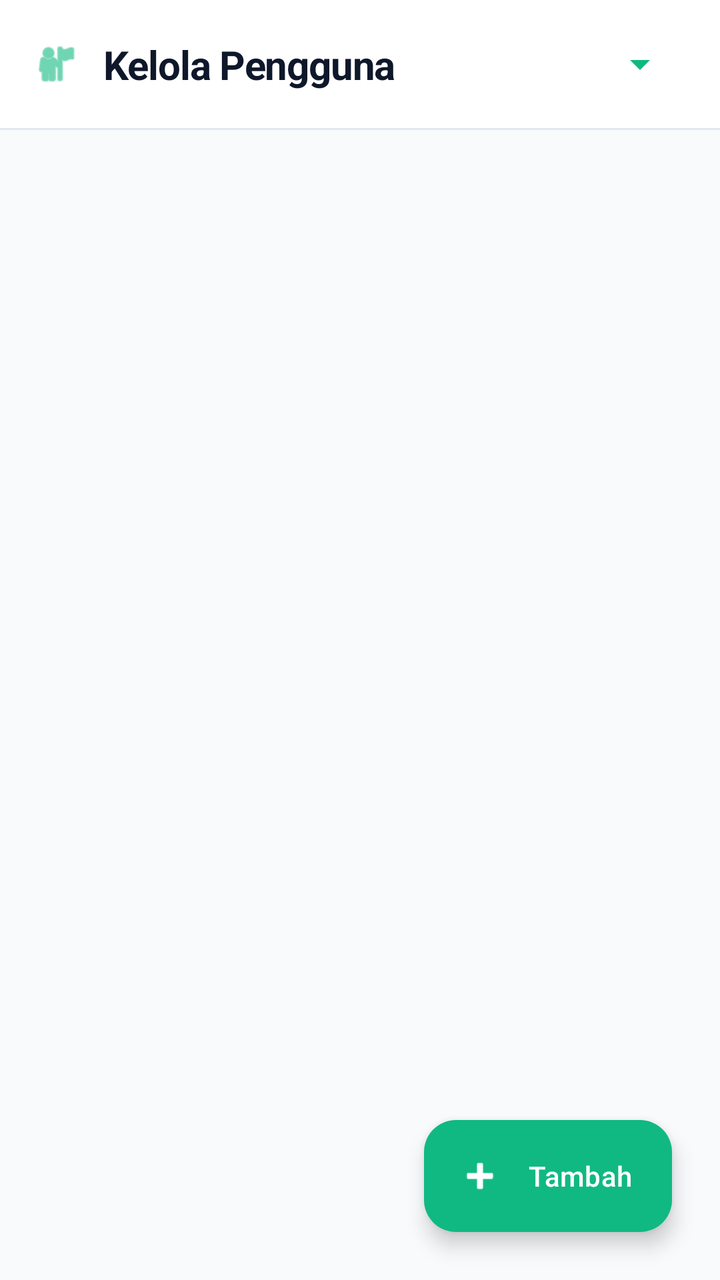
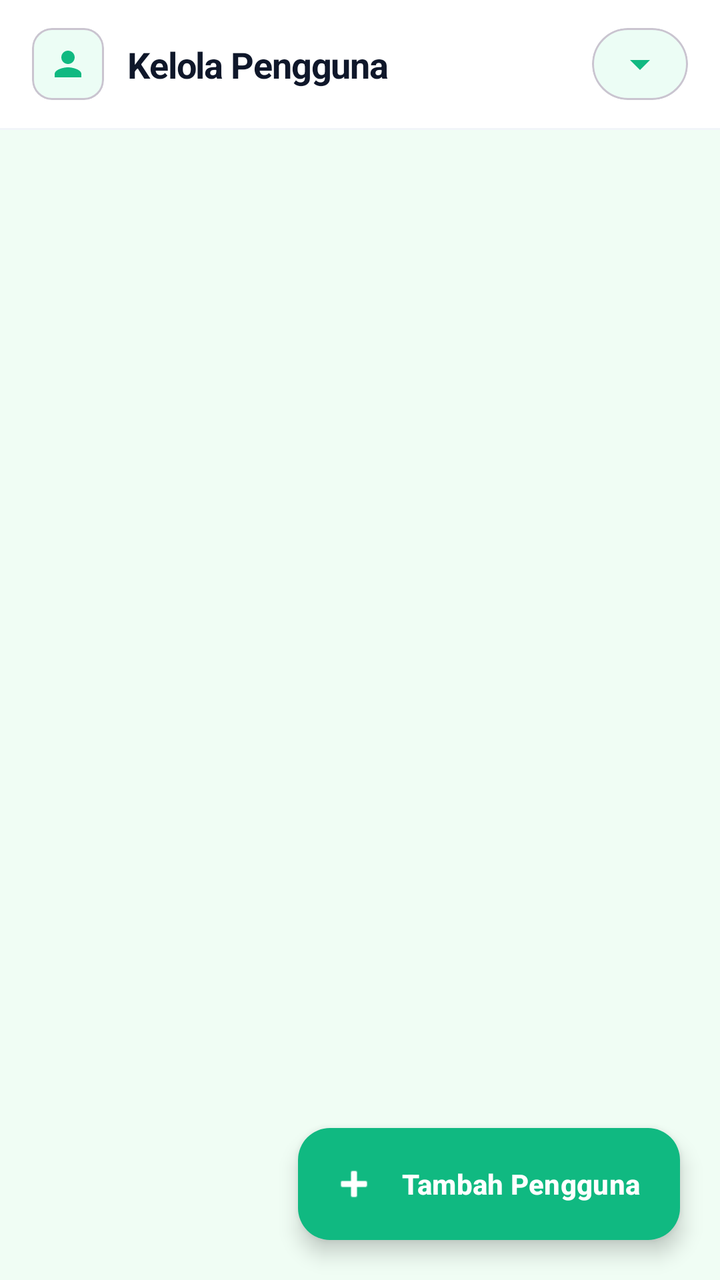

An Android layout rendered at two revisions. The XML below is the earlier revision; the diff shows what the commit changed to produce the second picture.
<!-- AndroidManifest.xml: application theme Theme.IFUnjaniExam -->
<!-- res/layout/activity_admin_manage_user.xml -->
<?xml version="1.0" encoding="utf-8"?>
<androidx.constraintlayout.widget.ConstraintLayout xmlns:android="http://schemas.android.com/apk/res/android"
    xmlns:app="http://schemas.android.com/apk/res-auto"
    android:layout_width="match_parent"
    android:layout_height="match_parent"
    android:background="#F8FAFC">

    <com.google.android.material.appbar.AppBarLayout
        android:id="@+id/appBarLayout"
        android:layout_width="match_parent"
        android:layout_height="wrap_content"
        app:elevation="0dp"
        android:background="#FFFFFF"
        app:layout_constraintTop_toTopOf="parent">

        <androidx.constraintlayout.widget.ConstraintLayout
            android:id="@+id/topBar"
            android:layout_width="match_parent"
            android:layout_height="?attr/actionBarSize">

            <ImageView
                android:id="@+id/ivIcon"
                android:layout_width="24dp"
                android:layout_height="24dp"
                android:layout_marginStart="16dp"
                android:src="@android:drawable/ic_menu_myplaces"
                app:tint="#10B981"
                app:layout_constraintBottom_toBottomOf="parent"
                app:layout_constraintStart_toStartOf="parent"
                app:layout_constraintTop_toTopOf="parent" />

            <TextView
                android:id="@+id/tvHeaderTitle"
                android:layout_width="wrap_content"
                android:layout_height="wrap_content"
                android:layout_marginStart="12dp"
                android:text="Kelola Pengguna"
                android:textColor="#0F172A"
                android:textSize="20sp"
                android:textStyle="bold"
                android:letterSpacing="-0.02"
                app:layout_constraintBottom_toBottomOf="parent"
                app:layout_constraintStart_toEndOf="@id/ivIcon"
                app:layout_constraintTop_toTopOf="parent" />
                
            <Spinner
                android:id="@+id/spRoleFilter"
                android:layout_width="wrap_content"
                android:layout_height="wrap_content"
                android:layout_marginEnd="16dp"
                android:backgroundTint="#10B981"
                app:layout_constraintBottom_toBottomOf="parent"
                app:layout_constraintEnd_toEndOf="parent"
                app:layout_constraintTop_toTopOf="parent" />
        </androidx.constraintlayout.widget.ConstraintLayout>

        <View
            android:layout_width="match_parent"
            android:layout_height="1dp"
            android:background="#E2E8F0" />
    </com.google.android.material.appbar.AppBarLayout>

    <androidx.recyclerview.widget.RecyclerView
        android:id="@+id/rvUsers"
        android:layout_width="match_parent"
        android:layout_height="0dp"
        android:paddingTop="8dp"
        android:paddingBottom="100dp"
        android:clipToPadding="false"
        app:layout_constraintTop_toBottomOf="@id/appBarLayout"
        app:layout_constraintBottom_toBottomOf="parent" />

    <com.google.android.material.floatingactionbutton.ExtendedFloatingActionButton
        android:id="@+id/fabAddUser"
        android:layout_width="wrap_content"
        android:layout_height="wrap_content"
        android:layout_margin="24dp"
        android:text="Tambah"
        app:icon="@android:drawable/ic_input_add"
        android:textColor="#FFFFFF"
        app:iconTint="#FFFFFF"
        app:backgroundTint="#10B981"
        app:elevation="4dp"
        app:layout_constraintBottom_toBottomOf="parent"
        app:layout_constraintEnd_toEndOf="parent" />

    <ProgressBar
        android:id="@+id/progressBar"
        android:layout_width="wrap_content"
        android:layout_height="wrap_content"
        android:visibility="gone"
        android:indeterminateTint="#10B981"
        app:layout_constraintTop_toTopOf="parent"
        app:layout_constraintBottom_toBottomOf="parent"
        app:layout_constraintStart_toStartOf="parent"
        app:layout_constraintEnd_toEndOf="parent" />

</androidx.constraintlayout.widget.ConstraintLayout>
<!-- resources referenced by this layout -->
<resources>
  <style name="Theme.IFUnjaniExam" parent="Base.Theme.IFUnjaniExam" />
  <style name="Base.Theme.IFUnjaniExam" parent="Theme.Material3.DayNight.NoActionBar">
          
          
      </style>
</resources>

<!-- the commit's change to res/layout/activity_admin_manage_user.xml (unified diff, before → after) -->
@@ -3,7 +3,7 @@
     xmlns:app="http://schemas.android.com/apk/res-auto"
     android:layout_width="match_parent"
     android:layout_height="match_parent"
-    android:background="#F8FAFC">
+    android:background="#F0FDF4">
 
     <com.google.android.material.appbar.AppBarLayout
         android:id="@+id/appBarLayout"
@@ -18,46 +18,69 @@
             android:layout_width="match_parent"
             android:layout_height="?attr/actionBarSize">
 
-            <ImageView
-                android:id="@+id/ivIcon"
-                android:layout_width="24dp"
-                android:layout_height="24dp"
+            <com.google.android.material.card.MaterialCardView
+                android:id="@+id/iconBox"
+                android:layout_width="36dp"
+                android:layout_height="36dp"
                 android:layout_marginStart="16dp"
-                android:src="@android:drawable/ic_menu_myplaces"
-                app:tint="#10B981"
+                app:cardCornerRadius="10dp"
+                app:cardElevation="0dp"
+                app:cardBackgroundColor="#ECFDF5"
                 app:layout_constraintBottom_toBottomOf="parent"
                 app:layout_constraintStart_toStartOf="parent"
-                app:layout_constraintTop_toTopOf="parent" />
+                app:layout_constraintTop_toTopOf="parent">
+
+                <ImageView
+                    android:id="@+id/ivIcon"
+                    android:layout_width="20dp"
+                    android:layout_height="20dp"
+                    android:layout_gravity="center"
+                    android:src="@drawable/ic_person"
+                    app:tint="#10B981" />
+            </com.google.android.material.card.MaterialCardView>
 
             <TextView
                 android:id="@+id/tvHeaderTitle"
-                android:layout_width="wrap_content"
+                android:layout_width="0dp"
                 android:layout_height="wrap_content"
                 android:layout_marginStart="12dp"
+                android:layout_marginEnd="16dp"
                 android:text="Kelola Pengguna"
                 android:textColor="#0F172A"
-                android:textSize="20sp"
+                android:textSize="18sp"
                 android:textStyle="bold"
                 android:letterSpacing="-0.02"
                 app:layout_constraintBottom_toBottomOf="parent"
-                app:layout_constraintStart_toEndOf="@id/ivIcon"
+                app:layout_constraintStart_toEndOf="@id/iconBox"
+                app:layout_constraintEnd_toStartOf="@id/spRoleFilter"
                 app:layout_constraintTop_toTopOf="parent" />
-                
-            <Spinner
-                android:id="@+id/spRoleFilter"
+
+            
+            <com.google.android.material.card.MaterialCardView
+                android:id="@+id/filterCard"
                 android:layout_width="wrap_content"
                 android:layout_height="wrap_content"
                 android:layout_marginEnd="16dp"
-                android:backgroundTint="#10B981"
+                app:cardCornerRadius="20dp"
+                app:cardElevation="0dp"
+                app:cardBackgroundColor="#ECFDF5"
                 app:layout_constraintBottom_toBottomOf="parent"
                 app:layout_constraintEnd_toEndOf="parent"
-                app:layout_constraintTop_toTopOf="parent" />
+                app:layout_constraintTop_toTopOf="parent">
+
+                <Spinner
+                    android:id="@+id/spRoleFilter"
+                    android:layout_width="wrap_content"
+                    android:layout_height="36dp"
+                    android:paddingHorizontal="12dp"
+                    android:backgroundTint="#10B981" />
+            </com.google.android.material.card.MaterialCardView>
         </androidx.constraintlayout.widget.ConstraintLayout>
 
         <View
             android:layout_width="match_parent"
             android:layout_height="1dp"
-            android:background="#E2E8F0" />
+            android:background="#F1F5F9" />
     </com.google.android.material.appbar.AppBarLayout>
 
     <androidx.recyclerview.widget.RecyclerView
@@ -74,13 +97,15 @@
         android:id="@+id/fabAddUser"
         android:layout_width="wrap_content"
         android:layout_height="wrap_content"
-        android:layout_margin="24dp"
-        android:text="Tambah"
+        android:layout_margin="20dp"
+        android:text="Tambah Pengguna"
         app:icon="@android:drawable/ic_input_add"
         android:textColor="#FFFFFF"
+        android:textStyle="bold"
         app:iconTint="#FFFFFF"
         app:backgroundTint="#10B981"
         app:elevation="4dp"
+        app:cornerRadius="16dp"
         app:layout_constraintBottom_toBottomOf="parent"
         app:layout_constraintEnd_toEndOf="parent" />
 
<!-- resource entries referenced after the edit -->
@@ -1,5 +1,16 @@
 <!-- resources referenced by this layout -->
 <resources>
+  <!-- drawable ic_person (drawable) -->
+  <vector xmlns:android="http://schemas.android.com/apk/res/android"
+      android:width="24dp"
+      android:height="24dp"
+      android:viewportWidth="24"
+      android:viewportHeight="24"
+      android:tint="#FFFFFF">
+    <path
+        android:fillColor="#FF000000"
+        android:pathData="M12,12c2.21,0 4,-1.79 4,-4s-1.79,-4 -4,-4 -4,1.79 -4,4 1.79,4 4,4zm0,2c-2.67,0 -8,1.34 -8,4v2h16v-2c0,-2.66 -5.33,-4 -8,-4z"/>
+  </vector>
   <style name="Theme.IFUnjaniExam" parent="Base.Theme.IFUnjaniExam" />
   <style name="Base.Theme.IFUnjaniExam" parent="Theme.Material3.DayNight.NoActionBar">
           
